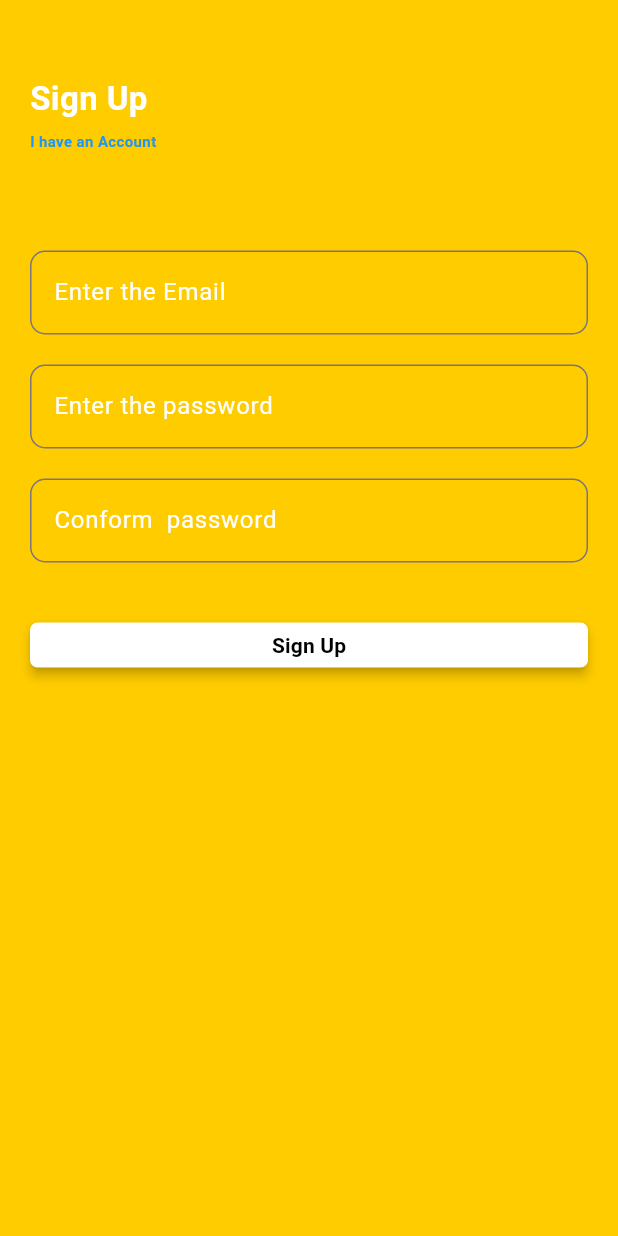
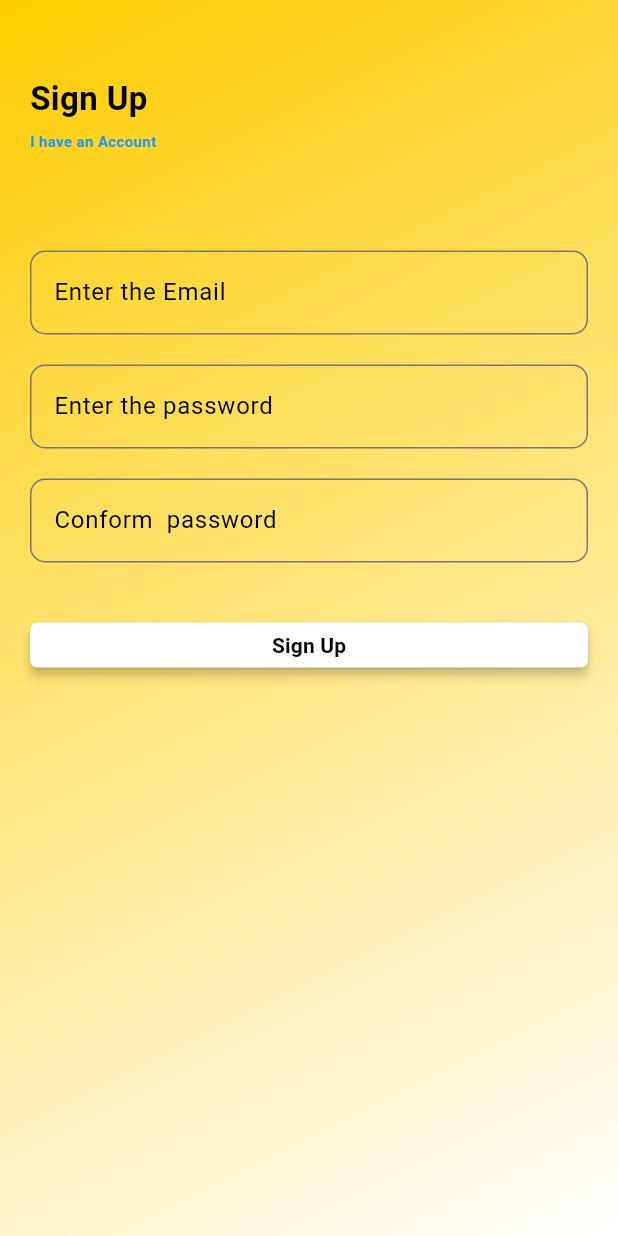
Before and after one commit to Chandrakanta0055/disaster-Management-, a Flutter app: the screen it shows once a user with an empty profile is signed in, after a tap on "Government of India", after a tap on "Create an Account", on a phone screen of 412 x 824 dp. Run offline on Flutter 3.47's test engine with Material 3 defaults, Android fonts, the phone set to English and light mode, and no system bars; our stand-ins replace cloud_firestore, firebase_auth, firebase_core, firebase_storage, flutter_rating_bar, image_picker; accounts and stored records are empty.

```diff
--- a/lib/Auth/Screens/sign_in_screen.dart
+++ b/lib/Auth/Screens/sign_in_screen.dart
@@ -60,7 +60,11 @@ class _SignInScreenState extends State<SignInScreen> {
   Widget build(BuildContext context) {
     return Scaffold(
       backgroundColor: BGColor,
-      body: Padding(
+      body: Container(
+        decoration: BoxDecoration(
+          gradient: gradiant2
+        ),
+        child: Padding(
           padding: const EdgeInsets.symmetric(horizontal: 20),
           child: Column(
             crossAxisAlignment: CrossAxisAlignment.start,
@@ -68,7 +72,7 @@ class _SignInScreenState extends State<SignInScreen> {
               const SizedBox(height: 50),
               Text(
                 "Sign In",
-              style: TextStyle(fontWeight: FontWeight.bold, fontSize: 22, color: textColor),
+                style: TextStyle(fontWeight: FontWeight.bold, fontSize: 22, color: black),
               ),
               Padding(
                 padding: const EdgeInsets.symmetric(vertical: 6),
@@ -88,10 +92,10 @@ class _SignInScreenState extends State<SignInScreen> {
               const SizedBox(height: 60),
               TextFormField(
                 controller: emailController,
-              style: const TextStyle(color: Colors.white),
+                style: TextStyle(color: black),
                 decoration: InputDecoration(
                   hintText: "Enter the Email",
-                hintStyle: TextStyle(color: textColor),
+                  hintStyle: TextStyle(color: black),
                   border: OutlineInputBorder(
                     borderRadius: BorderRadius.circular(10),
                     borderSide: const BorderSide(color: Colors.white, width: 2),
@@ -102,10 +106,10 @@ class _SignInScreenState extends State<SignInScreen> {
               TextFormField(
                 controller: passwordController,
                 obscureText: true, // Hides password input
-              style: const TextStyle(color: Colors.white),
+                style: const TextStyle(color: Colors.black),
                 decoration: InputDecoration(
                   hintText: "Enter the Password",
-                hintStyle: TextStyle(color: textColor),
+                  hintStyle: TextStyle(color: Colors.black),
                   border: OutlineInputBorder(
                     borderRadius: BorderRadius.circular(10),
                     borderSide: const BorderSide(color: Colors.white, width: 2),
@@ -127,6 +131,7 @@ class _SignInScreenState extends State<SignInScreen> {
             ],
           ),
         ),
+      ),
     );
   }
 }
--- a/lib/Auth/Screens/sign_up_screen.dart
+++ b/lib/Auth/Screens/sign_up_screen.dart
@@ -37,7 +37,11 @@ class _SignUpScreenState extends State<SignUpScreen> {
   Widget build(BuildContext context) {
     return Scaffold(
       backgroundColor: BGColor,
-      body: Padding(
+      body: Container(
+        decoration: BoxDecoration(
+          gradient: gradiant2
+        ),
+        child: Padding(
           padding: EdgeInsets.symmetric(horizontal: 20),
           child: Column(
             crossAxisAlignment: CrossAxisAlignment.start,
@@ -46,7 +50,7 @@ class _SignUpScreenState extends State<SignUpScreen> {
               Text("Sign Up ",style: TextStyle(
                   fontWeight: FontWeight.bold,
                   fontSize: 22,
-                color: textColor
+                  color: black
               ),),
               Padding(padding: EdgeInsets.symmetric(vertical: 6),
                 child: InkWell(
@@ -65,13 +69,13 @@ class _SignUpScreenState extends State<SignUpScreen> {
               SizedBox(height: 60,),
 
               TextFormField(
-                style: TextStyle(color: Colors.white),
+                  style: TextStyle(color: Colors.black),
 
                   controller: emailController,
                   decoration: InputDecoration(
                       hintText: "Enter the Email",
                       hintStyle: TextStyle(
-                        color: textColor
+                          color: black
                       ),
                       border:OutlineInputBorder(
                           borderRadius: BorderRadius.circular(10),
@@ -81,13 +85,13 @@ class _SignUpScreenState extends State<SignUpScreen> {
               ,
               SizedBox(height: 20,),
               TextFormField(
-                style: TextStyle(color: Colors.white),
+                  style: TextStyle(color: black),
 
                   controller: passwordController,
                   decoration: InputDecoration(
                       hintText: "Enter the password",
                       hintStyle: TextStyle(
-                        color: textColor
+                          color: black
                       ),
                       border:OutlineInputBorder(
                           borderRadius: BorderRadius.circular(10),
@@ -96,13 +100,13 @@ class _SignUpScreenState extends State<SignUpScreen> {
                   )),
               SizedBox(height: 20,),
               TextFormField(
-                style: TextStyle(color: Colors.white),
+                  style: TextStyle(color: black),
 
                   controller: conformPasswordController,
                   decoration: InputDecoration(
                       hintText: "Conform  password",
                       hintStyle: TextStyle(
-                        color: textColor
+                          color: black
                       ),
                       border:OutlineInputBorder(
                           borderRadius: BorderRadius.circular(10),
@@ -126,6 +130,7 @@ class _SignUpScreenState extends State<SignUpScreen> {
             ],
           ),
         ),
+      ),
     );
   }
 }
--- a/lib/Features/Admin/Screens/report.dart
+++ b/lib/Features/Admin/Screens/report.dart
@@ -28,7 +28,7 @@ class _ShowReportState extends State<ShowReport> {
     return Scaffold(
       appBar: AppBar(
         title: Text('Show Report'),
-        backgroundColor: BGColor,
+        backgroundColor: appBarColor,
       ),
       body: SingleChildScrollView(
         padding: EdgeInsets.all(10),
--- a/lib/Features/User/Screens/homeScreen.dart
+++ b/lib/Features/User/Screens/homeScreen.dart
@@ -1,3 +1,4 @@
+import 'package:disaster_management/Features/Admin/Screens/emergency_alert.dart';
 import 'package:disaster_management/Features/Admin/Screens/report.dart';
 import 'package:disaster_management/Features/Admin/Screens/work.dart';
 import 'package:disaster_management/Features/User/Screens/ShowNotification.dart';
@@ -16,6 +17,7 @@ import '../widgets/Content.dart';
 class Homescreen extends StatefulWidget {
   const Homescreen({super.key});
 
+
   @override
   State<Homescreen> createState() => _HomescreenState();
 }
@@ -26,14 +28,18 @@ class _HomescreenState extends State<Homescreen> {
     final userProvider = Provider.of<UserProvider>(context);
     final user = userProvider.user;
 
-    List<String> items = [
-      "Complain Box",
+    List<String> items = user!.role == "admin" ? [
+      "Emergency Alert",
       "Notification",
       "Weather Updates",
       "Feed Back",
       "report",
       "work"
-
+    ] : [
+      "Complain Box",
+      "Notification",
+      "Weather Updates",
+      "Feed Back",
     ]; // Sample data for the grid
 
     return Scaffold(
@@ -50,7 +56,7 @@ class _HomescreenState extends State<Homescreen> {
     child: AppBar(
     flexibleSpace: Container(
     decoration: BoxDecoration(
-   color: BGColor
+   color: Colors.green[100]
     ),
     ),
     elevation: 0,
@@ -79,7 +85,7 @@ class _HomescreenState extends State<Homescreen> {
     body:  Container(
     decoration: const BoxDecoration(
     gradient: LinearGradient(
-      colors: [Colors.green, Colors.white], // Gradient from Green to White
+      colors: [ Colors.white,Colors.green], // Gradient from Green to White
       begin: Alignment.topLeft,
       end: Alignment.bottomRight,
     ),
@@ -128,8 +134,13 @@ class _HomescreenState extends State<Homescreen> {
     color: Colors.black,
     bgColor: Colors.black12,
     callback: () {
-      if(index == 0 )
+      if(index == 0  && user.role == "admin")
         {
+          Navigator.push(context, MaterialPageRoute(builder: (context)=> EmergencyAlert()));
+
+        }
+
+      else if(index == 0)  {
           Navigator.push(context, MaterialPageRoute(builder: (context)=> ComplainBox()));
         }
       else if(index ==1)
--- a/lib/Features/User/widgets/Content.dart
+++ b/lib/Features/User/widgets/Content.dart
@@ -60,7 +60,7 @@ class Content extends StatelessWidget {
             const SizedBox(height: 10),
             Text(
               text,
-              style: TextStyle(fontSize: 16, color: color),
+              style: TextStyle(fontSize: 15, color: color),
               textAlign: TextAlign.center,
             ),
           ],
--- a/lib/constants/globalVariables.dart
+++ b/lib/constants/globalVariables.dart
@@ -3,6 +3,20 @@ import 'package:flutter/cupertino.dart';
 import 'package:flutter/material.dart';
 var BGColor = CupertinoColors.systemYellow;
 var textColor = Colors.white;
+var black = Colors.black;
+
+var appBarColor = Colors.green[100];
+var Back = Colors.green[50];
+var gradiant1 =  LinearGradient(
+  colors: [ Colors.white,Colors.green], // Gradient from Green to White
+  begin: Alignment.topLeft,
+  end: Alignment.bottomRight,
+);
+var gradiant2 = LinearGradient(
+  colors: [BGColor, Colors.white], // Gradient from Green to White
+  begin: Alignment.topLeft,
+  end: Alignment.bottomRight,
+);
 
 void ShowSnakbar(String  data,BuildContext context){
 
```
Also changed, not shown: lib/Features/Admin/Screens/emergency_alert.dart (added, +155 -0 lines), lib/Features/Admin/Screens/work.dart (+27 -1 lines), lib/Features/User/Screens/ShowNotification.dart (+62 -8 lines), lib/Features/User/Screens/complain_box.dart (+5 -3 lines), lib/Features/User/Screens/feedBack.dart (+10 -4 lines), lib/Features/User/Srevices/FeedBackSrevices.dart (added, +44 -0 lines), lib/Features/User/Srevices/complainServices.dart (+5 -2 lines), lib/Features/User/widgets/showFeedBack.dart (added, +50 -0 lines), lib/Model/NotificationModel.dart (+9 -2 lines). Lines whose indentation alone changed are shown as unchanged.
